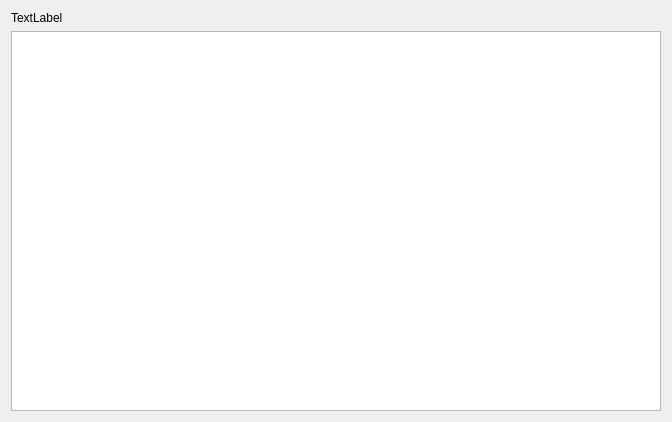
First picture: the form in Client/FileSystemGridView.ui, repository emanuelemanciuria96/CollaborativePad_ClientServerSystem, before the edit.
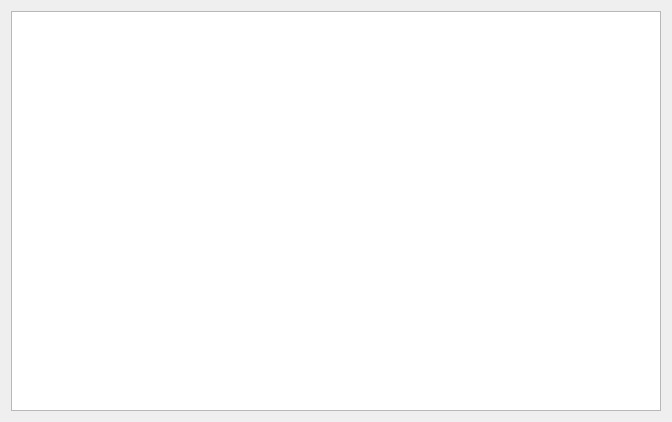
Second picture: the form after the edit.

The edit to the form file:
```diff
--- a/Client/FileSystemGridView.ui
+++ b/Client/FileSystemGridView.ui
@@ -14,13 +14,6 @@
    <string>Form</string>
   </property>
   <layout class="QVBoxLayout" name="verticalLayout">
-   <item>
-    <widget class="QLabel" name="label">
-     <property name="text">
-      <string>TextLabel</string>
-     </property>
-    </widget>
-   </item>
    <item>
     <widget class="QListWidget" name="listWidget"/>
    </item>
```
